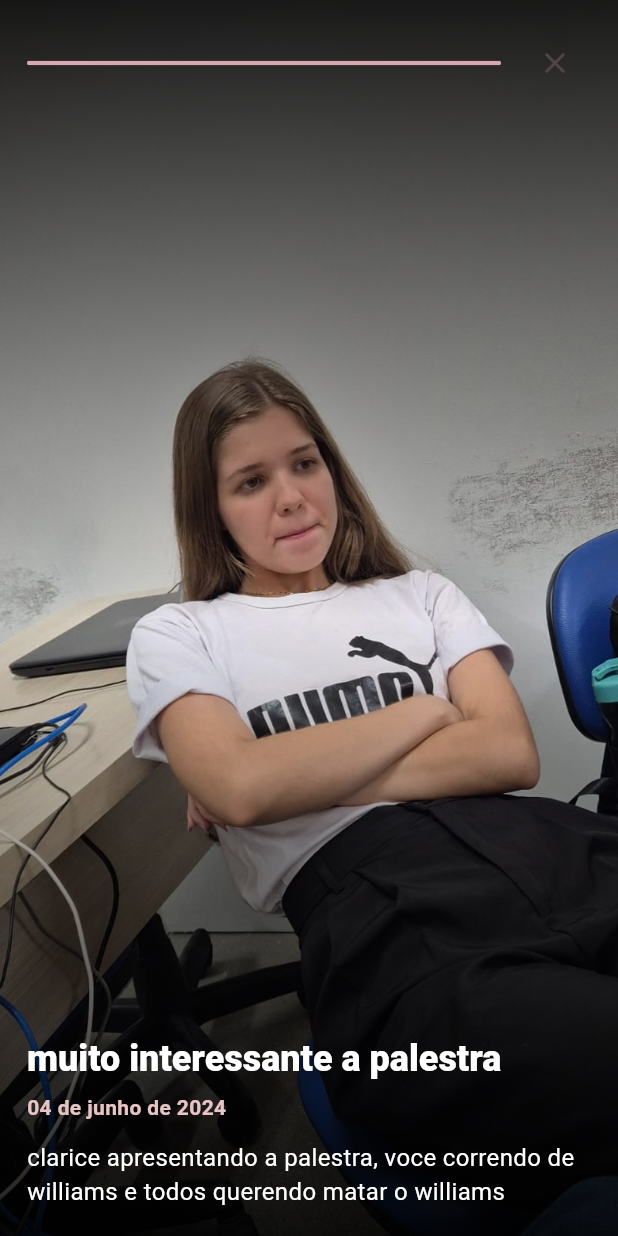
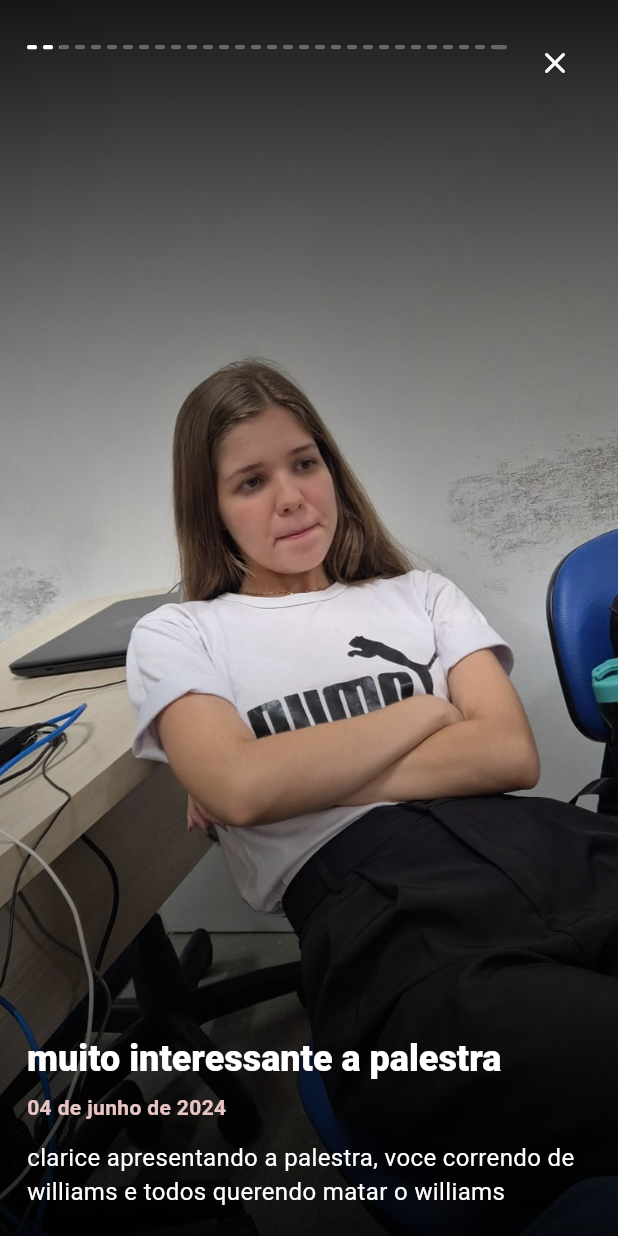
Before and after one commit to lukasreei/duardex, a Flutter app: the screen it shows after launch, after a tap on "muito interessante a palestra", on a phone screen of 412 x 824 dp. Run offline on Flutter 3.47's test engine with Material 3 defaults, Android fonts, the phone set to English and light mode, and no system bars; our stand-ins replace video_player.

Commit message:
correcao story

```diff
--- a/lib/data/memories.dart
+++ b/lib/data/memories.dart
@@ -3,14 +3,14 @@ import '../models/memory_post.dart';
 const List<MemoryPost> memories = [
   MemoryPost(
     imagePath: 'assets/memories/foto1.png',
-    date: '12/03/2024',
+    date: '12 de março de 2024',
     title: 'O comeco',
     description:
         'Foi aqui que tudo comecou de alguma forma. Um instante simples que, olhando hoje, parecia guardar um mundo inteiro.',
   ),
   MemoryPost(
     imagePath: 'assets/memories/foto2.png',
-    date: '28/04/2024',
+    date: '28 de abril de 2024',
     title: 'calls aleatorias',
     description:
         'Com o tempo, fomos nos aproximando e do nada estavamos fazendo call aleatoria para falar de qualquer coisa, geralmente "ridiculaizar" williams e sua perseguição',
@@ -35,41 +35,41 @@ const List<MemoryPost> memories = [
   ),
   MemoryPost(
     imagePath: 'assets/memories/foto5.png',
-    date: '11/06/2024',
+    date: '11 de junho de 2024',
     title: 'Ate hoje',
     description:
     'Tudo que vivemos trouxe a gente ate aqui. E aqui ainda parece um comeco bonito.',
   ),
   MemoryPost(
     imagePath: 'assets/memories/foto3.png',
-    date: '19/07/2024',
+    date: '19 de julho de 2024',
     title: 'busao rumo a jampa',
     description:
         'boy, em julho nos foi para jampa papo de umas 5 vezes kkk foi bom',
   ),
   MemoryPost(
     imagePath: 'assets/memories/foto4.png',
-    date: '02/11/2024',
+    date: '02 de novembro de 2024',
     title: 'uniesp',
     description:
         'Tem lembranca que parece luz acesa: mesmo quando a noite chega, ela continua ali, quieta, cuidando de tudo.',
   ),
   MemoryPost(
     imagePath: 'assets/flutter.png',
-    date: '02/11/2024',
+    date: '02 de novembro de 2024',
     title: 'tinha que tirar uma boa',
     description: 'boyer, tem momentos que nem conseguimos explicar, esse dia teve varios desses momentos..',
   ),
   MemoryPost(
     imagePath: 'assets/memories/image.png',
-    date: '19/02/2025',
+    date: '19 de fevereiro de 2025',
     title: 'Um dia guardado',
     description:
         'Daqueles momentos que parecem pequenos por fora, mas ficam enormes quando a saudade passa para visitar.',
   ),
   MemoryPost(
     imagePath: 'assets/memories/img.png',
-    date: '08/03/2025',
+    date: '08 de março de 2025',
     title: 'Entre nos dois',
     description:
         'Tem coisa que nao precisa de muito barulho para ser especial. Bastou acontecer com a gente.',
@@ -94,13 +94,13 @@ const List<MemoryPost> memories = [
   ),
   MemoryPost(
     imagePath: 'assets/memories/img_1.png',
-    date: '21/11/2025',
+    date: '21 de novembro de 2025',
     title: 'trio',
     description: 'ainda não sei explicar como ela te ama',
   ),
   MemoryPost(
     imagePath: 'assets/memories/img_2.png',
-    date: '12/06/2025',
+    date: '12 de junho de 2025',
     title: 'Nosso carinho',
     description:
         'O tempo foi passando e deixando claro que algumas presencas viram casa dentro da gente.',
@@ -108,20 +108,20 @@ const List<MemoryPost> memories = [
 
   MemoryPost(
     imagePath: 'assets/img_2.png',
-    date: '08/08/2025',
+    date: '08 de agosto de 2025',
     title: 'melhor foto akaka',
     description:
         'Mais um capitulo simples e bonito, desses que a memoria escolhe guardar com cuidado.',
   ),
   MemoryPost(
     imagePath: 'assets/082025.png',
-    date: '08/08/2025',
+    date: '08 de agosto de 2025',
     title: 'só gosto dela',
     description: 'essa aq tem nem oq falar akakak esse dia foi top',
   ),
   MemoryPost(
     imagePath: 'assets/memories/img_2.png',
-    date: '11/08/2025',
+    date: '11 de agosto de 2025',
     title: 'Nosso carinho',
     description:
         'O tempo foi passando e deixando claro que algumas presencas viram casa dentro da gente.',
@@ -134,7 +134,7 @@ const List<MemoryPost> memories = [
   ),
   MemoryPost(
     imagePath: 'assets/memories/img_5.png',
-    date: '11/10/2025',
+    date: '11 de outubro de 2025',
     title: 'Leveza e oque diz essa foto akakak',
     description: 'imprescritivel',
   ),
@@ -147,13 +147,13 @@ const List<MemoryPost> memories = [
   ),
   MemoryPost(
     imagePath: 'assets/memories/img_4.png',
-    date: '21/12/2025',
+    date: '21 de dezembro de 2025',
     title: 'tava linda viss',
     description: 'milkshake de sempre',
   ),
   MemoryPost(
     imagePath: 'assets/memories/img_7.png',
-    date: '25/01/2025',
+    date: '25 de janeiro de 2025',
     title: 'Do nosso jeito',
     description:
         'O melhor de algumas lembrancas e perceber que elas tem a nossa cara: simples, sinceras e cheias de carinho.',
@@ -161,38 +161,38 @@ const List<MemoryPost> memories = [
 
   MemoryPost(
     imagePath: 'assets/memories/img_6.png',
-    date: '25/01/2025',
+    date: '25 de janeiro de 2025',
     title: 'Mais um pedacinho de pizza',
     description: 'fatidico dia que apresentei os dois meliantes',
   ),
   MemoryPost(
     imagePath: 'assets/memories/img_8.png',
-    date: '29/01/2026',
+    date: '29 de janeiro de 2026',
     title: 'tava com sdds viss',
     description: 'nem parece que tu ficou sem falar cmg por 3 semanas',
   ),
   MemoryPost(
     imagePath: 'assets/memories/img_9.png',
-    date: '18/02/2026',
+    date: '18 de fevereiro de 2026',
     title: 'Luz de fim de dia',
     description: 'cafe da manhã de niver',
   ),
   MemoryPost(
     imagePath: 'assets/memories/img_10.png',
-    date: '18/02/2026',
+    date: '18 de fevereiro de 2026',
     title: 'FELIZ ANIVERSARIOOOO',
     description:
         'Esse foi de longe um dos momentos que mais aguardei, poder comemorar seu aniversaio ao seu lado, foi algo indescritivel, que venha muitos proximos anivesarios',
   ),
   MemoryPost(
     imagePath: 'assets/memories/img_11.png',
-    date: '09/06/2026',
+    date: '09 de junho de 2026',
     title: 'mais um meetup',
     description: 'to lindao pae, e tu nql pique de sempre',
   ),
   MemoryPost(
     imagePath: 'assets/memories/redeuniesp.png',
-    date: '09/06/2026',
+    date: '09 de junho de 2026',
     title: 'Ainda aqui',
     description: 'boyerrr, akakak gostei dessa, alias o dia foi bommm',
   ),
--- a/lib/pages/story_view_page.dart
+++ b/lib/pages/story_view_page.dart
@@ -1,32 +1,172 @@
+import 'dart:math' as math;
+
 import 'package:flutter/material.dart';
 
 import '../models/memory_post.dart';
 import '../theme/app_colors.dart';
 
-class StoryViewPage extends StatelessWidget {
-  const StoryViewPage({super.key, required this.memory});
+class StoryViewPage extends StatefulWidget {
+  const StoryViewPage({
+    super.key,
+    required this.memories,
+    required this.initialIndex,
+  });
 
-  final MemoryPost memory;
+  final List<MemoryPost> memories;
+  final int initialIndex;
+
+  @override
+  State<StoryViewPage> createState() => _StoryViewPageState();
+}
+
+class _StoryViewPageState extends State<StoryViewPage>
+    with TickerProviderStateMixin {
+  static const _storyDuration = Duration(seconds: 30);
+  static const _dismissDistance = 110.0;
+
+  late final AnimationController _progressController;
+  late final AnimationController _dragResetController;
+  late int _currentIndex;
+  double _dragOffset = 0;
+  double _dragResetStart = 0;
+
+  MemoryPost get _memory => widget.memories[_currentIndex];
+
+  @override
+  void initState() {
+    super.initState();
+    _currentIndex = widget.initialIndex.clamp(0, widget.memories.length - 1);
+    _progressController = AnimationController(
+      vsync: this,
+      duration: _storyDuration,
+    )..addStatusListener(_handleProgressStatus);
+    _dragResetController =
+        AnimationController(
+          vsync: this,
+          duration: const Duration(milliseconds: 180),
+        )..addListener(() {
+          setState(() {
+            _dragOffset =
+                _dragResetStart *
+                (1 - Curves.easeOut.transform(_dragResetController.value));
+          });
+        });
+    _progressController.forward();
+  }
+
+  @override
+  void dispose() {
+    _progressController.dispose();
+    _dragResetController.dispose();
+    super.dispose();
+  }
+
+  void _handleProgressStatus(AnimationStatus status) {
+    if (status == AnimationStatus.completed) {
+      _nextStory();
+    }
+  }
+
+  void _showStory(int index) {
+    if (index < 0 || index >= widget.memories.length) return;
+    setState(() => _currentIndex = index);
+    _progressController.forward(from: 0);
+  }
+
+  void _nextStory() {
+    if (_currentIndex < widget.memories.length - 1) {
+      _showStory(_currentIndex + 1);
+    } else if (mounted) {
+      Navigator.of(context).pop();
+    }
+  }
+
+  void _previousStory() {
+    if (_currentIndex > 0) {
+      _showStory(_currentIndex - 1);
+    } else {
+      _progressController.forward(from: 0);
+    }
+  }
+
+  void _handleTapUp(TapUpDetails details) {
+    final width = MediaQuery.sizeOf(context).width;
+    if (details.localPosition.dx < width * .35) {
+      _previousStory();
+    } else {
+      _nextStory();
+    }
+  }
+
+  void _handleDragStart(DragStartDetails details) {
+    _dragResetController.stop();
+    _progressController.stop();
+  }
+
+  void _handleDragUpdate(DragUpdateDetails details) {
+    setState(() => _dragOffset += details.delta.dy);
+  }
+
+  void _handleDragEnd(DragEndDetails details) {
+    final velocity = details.primaryVelocity ?? 0;
+    if (_dragOffset.abs() >= _dismissDistance || velocity.abs() > 700) {
+      Navigator.of(context).pop();
+      return;
+    }
+
+    _dragResetStart = _dragOffset;
+    _dragResetController.forward(from: 0);
+    _progressController.forward();
+  }
+
+  void _handleDragCancel() {
+    _dragResetStart = _dragOffset;
+    _dragResetController.forward(from: 0);
+    _progressController.forward();
+  }
 
   @override
   Widget build(BuildContext context) {
+    final screenHeight = MediaQuery.sizeOf(context).height;
+    final opacity = 1.0 - math.min(_dragOffset.abs() / screenHeight, .65);
+
     return Scaffold(
       backgroundColor: Colors.black,
-      body: GestureDetector(
-        onVerticalDragEnd: (_) => Navigator.of(context).pop(),
+      body: AnimatedBuilder(
+        animation: _progressController,
+        builder: (context, _) {
+          return Opacity(
+            opacity: opacity,
+            child: Transform.translate(
+              offset: Offset(0, _dragOffset),
+              child: GestureDetector(
+                behavior: HitTestBehavior.opaque,
+                onTapUp: _handleTapUp,
+                onVerticalDragStart: _handleDragStart,
+                onVerticalDragUpdate: _handleDragUpdate,
+                onVerticalDragEnd: _handleDragEnd,
+                onVerticalDragCancel: _handleDragCancel,
                 child: Stack(
                   fit: StackFit.expand,
                   children: [
                     Hero(
-              tag: 'story-${memory.imagePath}',
-              child: Image.asset(memory.imagePath, fit: BoxFit.cover),
+                      tag: 'story-$_currentIndex-${_memory.imagePath}',
+                      child: Image.asset(
+                        _memory.imagePath,
+                        key: ValueKey(_memory.imagePath),
+                        fit: BoxFit.cover,
+                      ),
                     ),
                     const DecoratedBox(
                       decoration: BoxDecoration(
                         gradient: LinearGradient(
                           begin: Alignment.topCenter,
                           end: Alignment.bottomCenter,
-                  colors: [Colors.black87, Colors.transparent, Colors.black87],
+                          colors: [
+                            Colors.black87,
+                            Colors.transparent,
+                            Colors.black87,
+                          ],
                         ),
                       ),
                     ),
@@ -34,46 +174,28 @@ class StoryViewPage extends StatelessWidget {
                       child: Center(
                         child: ConstrainedBox(
                           constraints: const BoxConstraints(maxWidth: 760),
-                  child: LayoutBuilder(
-                    builder: (context, constraints) {
-                      return SingleChildScrollView(
+                          child: Padding(
                             padding: const EdgeInsets.all(18),
-                        child: ConstrainedBox(
-                          constraints: BoxConstraints(
-                            minHeight: constraints.maxHeight - 36,
-                          ),
-                          child: IntrinsicHeight(
                             child: Column(
                               crossAxisAlignment: CrossAxisAlignment.start,
                               children: [
                                 Row(
+                                  crossAxisAlignment: CrossAxisAlignment.start,
                                   children: [
-                                    Expanded(
-                                      child: ClipRRect(
-                                        borderRadius: BorderRadius.circular(
-                                          999,
-                                        ),
-                                        child: const LinearProgressIndicator(
-                                          value: 1,
-                                          minHeight: 3,
-                                          backgroundColor: Colors.white24,
-                                          valueColor: AlwaysStoppedAnimation(
-                                            AppColors.primary,
-                                          ),
-                                        ),
-                                      ),
-                                    ),
-                                    const SizedBox(width: 12),
+                                    Expanded(child: _buildProgressBars()),
+                                    const SizedBox(width: 8),
                                     IconButton(
                                       onPressed: () =>
                                           Navigator.of(context).pop(),
                                       icon: const Icon(Icons.close_rounded),
+                                      color: Colors.white,
+                                      tooltip: 'Fechar',
                                     ),
                                   ],
                                 ),
                                 const Spacer(),
                                 Text(
-                                  memory.title,
+                                  _memory.title,
                                   style: Theme.of(context)
                                       .textTheme
                                       .headlineSmall
@@ -84,7 +206,7 @@ class StoryViewPage extends StatelessWidget {
                                 ),
                                 const SizedBox(height: 6),
                                 Text(
-                                  memory.date,
+                                  _memory.date,
                                   style: const TextStyle(
                                     color: AppColors.highlight,
                                     fontWeight: FontWeight.w700,
@@ -92,7 +214,9 @@ class StoryViewPage extends StatelessWidget {
                                 ),
                                 const SizedBox(height: 12),
                                 Text(
-                                  memory.description,
+                                  _memory.description,
+                                  maxLines: 6,
+                                  overflow: TextOverflow.ellipsis,
                                   style: const TextStyle(
                                     color: Colors.white,
                                     fontSize: 16,
@@ -102,15 +226,46 @@ class StoryViewPage extends StatelessWidget {
                             ),
                           ),
                         ),
-                      );
-                    },
-                  ),
-                ),
                       ),
                     ),
                   ],
                 ),
               ),
+            ),
+          );
+        },
+      ),
+    );
+  }
+
+  Widget _buildProgressBars() {
+    return Padding(
+      padding: const EdgeInsets.only(top: 12),
+      child: Row(
+        children: List.generate(widget.memories.length, (index) {
+          final value = index < _currentIndex
+              ? 1.0
+              : index == _currentIndex
+              ? _progressController.value
+              : 0.0;
+          return Expanded(
+            child: Padding(
+              padding: EdgeInsets.only(
+                right: index == widget.memories.length - 1 ? 0 : 4,
+              ),
+              child: ClipRRect(
+                borderRadius: BorderRadius.circular(999),
+                child: LinearProgressIndicator(
+                  value: value,
+                  minHeight: 3,
+                  backgroundColor: Colors.white30,
+                  valueColor: const AlwaysStoppedAnimation(Colors.white),
+                ),
+              ),
+            ),
+          );
+        }),
+      ),
     );
   }
 }
--- a/lib/widgets/story_strip.dart
+++ b/lib/widgets/story_strip.dart
@@ -19,16 +19,20 @@ class StoryStrip extends StatelessWidget {
         scrollDirection: Axis.horizontal,
         itemCount: memories.length,
         separatorBuilder: (_, __) => const SizedBox(width: 14),
-        itemBuilder: (context, index) => _StoryBubble(memory: memories[index]),
+        itemBuilder: (context, index) =>
+            _StoryBubble(memories: memories, index: index),
       ),
     );
   }
 }
 
 class _StoryBubble extends StatelessWidget {
-  const _StoryBubble({required this.memory});
+  const _StoryBubble({required this.memories, required this.index});
 
-  final MemoryPost memory;
+  final List<MemoryPost> memories;
+  final int index;
+
+  MemoryPost get memory => memories[index];
 
   @override
   Widget build(BuildContext context) {
@@ -44,7 +48,7 @@ class _StoryBubble extends StatelessWidget {
                 parent: animation,
                 curve: Curves.easeOut,
               ),
-              child: StoryViewPage(memory: memory),
+              child: StoryViewPage(memories: memories, initialIndex: index),
             ),
           ),
         );
@@ -79,7 +83,7 @@ class _StoryBubble extends StatelessWidget {
                   shape: BoxShape.circle,
                 ),
                 child: Hero(
-                  tag: 'story-${memory.imagePath}',
+                  tag: 'story-$index-${memory.imagePath}',
                   child: CircleAvatar(
                     radius: 30,
                     backgroundImage: AssetImage(memory.imagePath),
```
Lines whose indentation alone changed are shown as unchanged.
